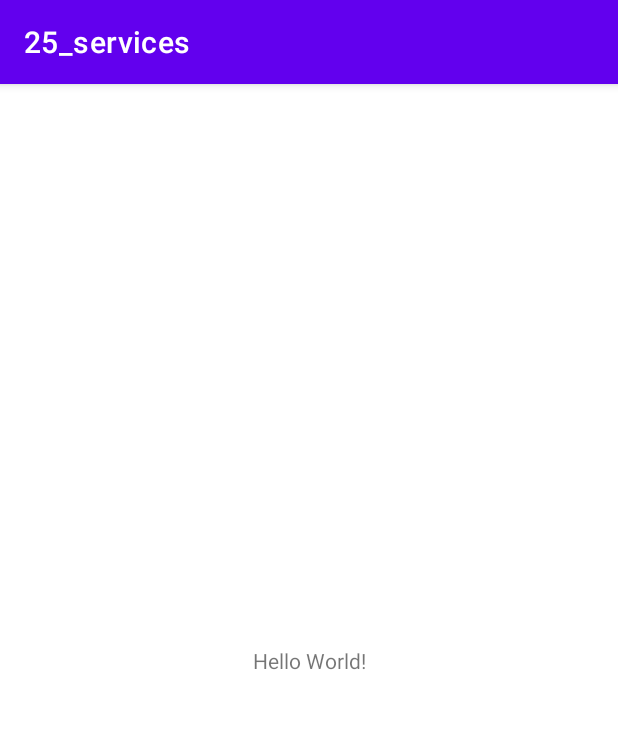
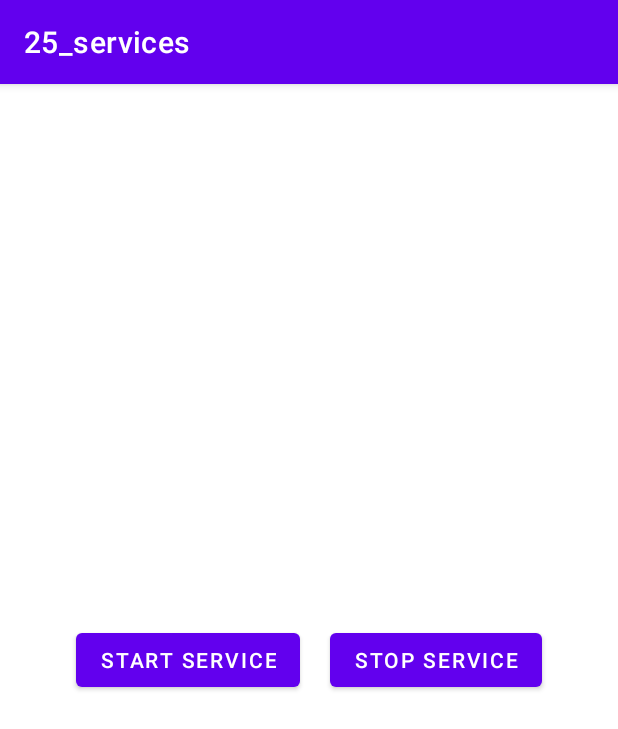
Before and after one commit to deepak252/Android, an Android app: the screen it shows after launch (MainActivity), on a phone screen of 412 x 824 dp. Shown: the top 729 px of the screen. Run offline under Robolectric (Android 15) with nearby library versions, the phone set to English and light mode, and no system bars.

Commit message:
Android service class implementation

```diff
--- a/25_services/app/src/main/AndroidManifest.xml
+++ b/25_services/app/src/main/AndroidManifest.xml
@@ -22,6 +22,7 @@
                 <category android:name="android.intent.category.LAUNCHER" />
             </intent-filter>
         </activity>
+        <service android:name=".MusicService" />
     </application>
 
 </manifest>
--- a/25_services/app/src/main/java/com/example/a25_services/MainActivity.java
+++ b/25_services/app/src/main/java/com/example/a25_services/MainActivity.java
@@ -2,13 +2,34 @@ package com.example.a25_services;
 
 import androidx.appcompat.app.AppCompatActivity;
 
+import android.content.Intent;
 import android.os.Bundle;
+import android.view.View;
+import android.widget.Button;
 
 public class MainActivity extends AppCompatActivity {
-
+    Button btnStartService;
+    Button btnStopService;
     @Override
     protected void onCreate(Bundle savedInstanceState) {
         super.onCreate(savedInstanceState);
         setContentView(R.layout.activity_main);
+
+        btnStartService = findViewById(R.id.btnStartService);
+        btnStopService = findViewById(R.id.btnStopService);
+
+        btnStartService.setOnClickListener(new View.OnClickListener() {
+            @Override
+            public void onClick(View view) {
+                startService(new Intent(MainActivity.this,MusicService.class));
+            }
+        });
+
+        btnStopService.setOnClickListener(new View.OnClickListener() {
+            @Override
+            public void onClick(View view) {
+                stopService(new Intent(MainActivity.this, MusicService.class));
+            }
+        });
     }
 }
--- a/25_services/app/src/main/res/layout/activity_main.xml
+++ b/25_services/app/src/main/res/layout/activity_main.xml
@@ -1,18 +1,26 @@
 <?xml version="1.0" encoding="utf-8"?>
-<androidx.constraintlayout.widget.ConstraintLayout xmlns:android="http://schemas.android.com/apk/res/android"
+<androidx.appcompat.widget.LinearLayoutCompat xmlns:android="http://schemas.android.com/apk/res/android"
     xmlns:app="http://schemas.android.com/apk/res-auto"
     xmlns:tools="http://schemas.android.com/tools"
     android:layout_width="match_parent"
     android:layout_height="match_parent"
+    android:gravity="center"
     tools:context=".MainActivity">
 
-    <TextView
+    <Button
+        android:id="@+id/btnStartService"
         android:layout_width="wrap_content"
         android:layout_height="wrap_content"
-        android:text="Hello World!"
-        app:layout_constraintBottom_toBottomOf="parent"
-        app:layout_constraintEnd_toEndOf="parent"
-        app:layout_constraintStart_toStartOf="parent"
-        app:layout_constraintTop_toTopOf="parent" />
+        android:text="Start Service"
+        android:layout_marginRight="20dp"
+        />
 
-</androidx.constraintlayout.widget.ConstraintLayout>
+    <Button
+        android:id="@+id/btnStopService"
+        android:layout_width="wrap_content"
+        android:layout_height="wrap_content"
+        android:text="Stop Service"
+        />
+
+
+</androidx.appcompat.widget.LinearLayoutCompat>
```
Also changed, not shown: 25_services/app/src/main/java/com/example/a25_services/MusicService.java (added, +34 -0 lines).
